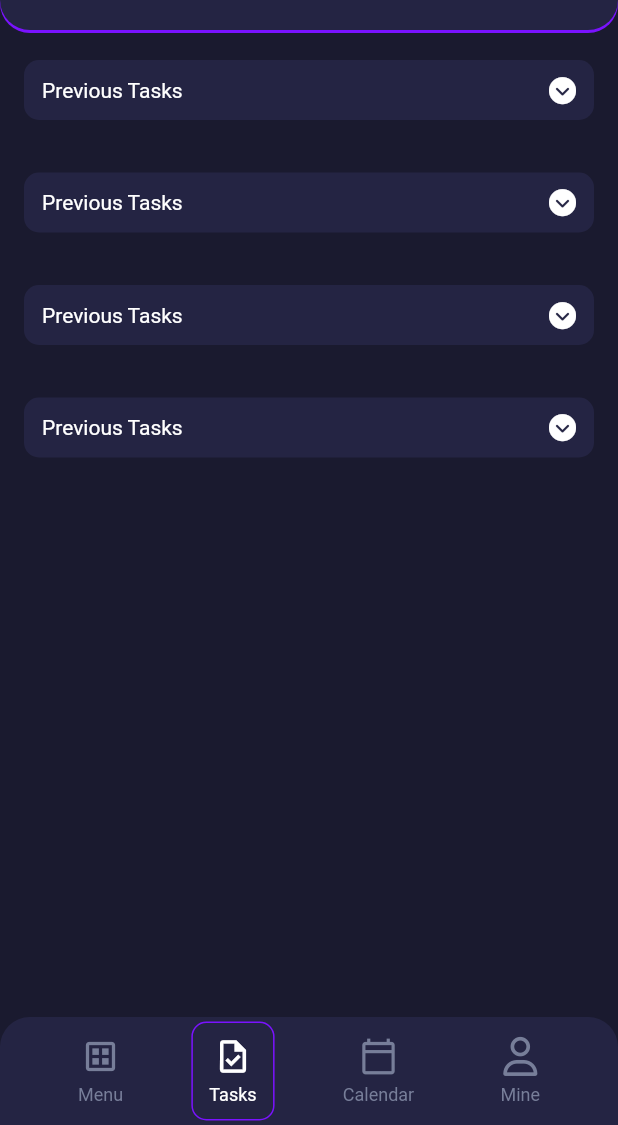
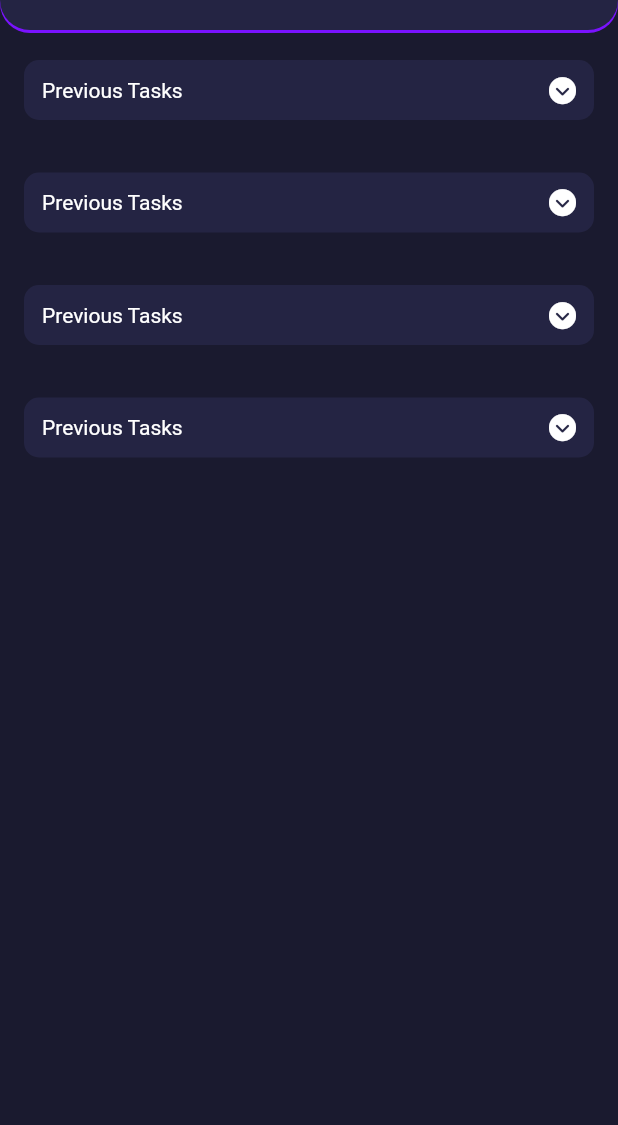
Before and after one commit to KarimHesham23/To-Do-List-Project, a Flutter app: the TasksView screen opened by its route, on a phone screen of 412 x 824 dp, the part 111-1236 px from its top. Run offline on Flutter 3.47's test engine with Material 2 defaults, Android fonts, the phone set to English and light mode, and no system bars; our stand-ins replace animated_text_kit, flutter_bloc, font_awesome_flutter, get_it, go_router, google_fonts and 2 more; accounts and stored records are empty.

Commit message:
finish bottombar and make page view

```diff
--- a/to_do_list_app/lib/core/utils/get_locator.dart
+++ b/to_do_list_app/lib/core/utils/get_locator.dart
@@ -1,3 +1,4 @@
+import 'package:flutter/material.dart';
 import 'package:get_it/get_it.dart';
 import 'package:shared_preferences/shared_preferences.dart';
 
@@ -8,4 +9,5 @@ setupLocator() async {
     final prefs = await SharedPreferences.getInstance();
     return prefs;
   });
+  getIt.registerSingleton<PageController>(PageController(initialPage: 1));
 }
--- a/to_do_list_app/lib/core/utils/routes.dart
+++ b/to_do_list_app/lib/core/utils/routes.dart
@@ -1,5 +1,6 @@
 import 'package:flutter/material.dart';
 import 'package:go_router/go_router.dart';
+import 'package:to_do_list_app/features/home/presentation/views/home_view.dart';
 import 'package:to_do_list_app/features/splash/presentation/views/splash_view.dart';
 import 'package:to_do_list_app/features/start/presentation/views/start_view.dart';
 import 'package:to_do_list_app/features/tasks/presentation/views/tasks_view.dart';
@@ -8,6 +9,7 @@ abstract class AppRoute {
   static const kSplashView = "/";
   static const kStartView = "/start_view";
   static const kTaskView = "/task_view";
+  static const kHomeView = "/home_view";
   static final router = GoRouter(
     routes: [
       GoRoute(
@@ -29,6 +31,13 @@ abstract class AppRoute {
           return customAnimationRoute(state, const TasksView(), 1000);
         },
       ),
+      GoRoute(
+        name: HomeView.id,
+        path: kHomeView,
+        pageBuilder: (context, state) {
+          return customAnimationRoute(state, const HomeView(), 500);
+        },
+      ),
     ],
   );
   static CustomTransitionPage<void> customAnimationRoute(
--- a/to_do_list_app/lib/core/widgets/custom_bottom_bar.dart
+++ /dev/null
@@ -1,28 +0,0 @@
-import 'package:flutter/material.dart';
-import 'package:to_do_list_app/constants.dart';
-import 'package:to_do_list_app/core/widgets/custom_bottom_bar_body.dart';
-
-class CustomBottomBar extends StatelessWidget {
-  const CustomBottomBar({super.key, required this.viewName});
-  final String viewName;
-
-  @override
-  Widget build(BuildContext context) {
-    return Container(
-      height: 72,
-      decoration: const BoxDecoration(
-        color: kSecondaryColor,
-        borderRadius: BorderRadius.only(
-          topLeft: Radius.circular(20),
-          topRight: Radius.circular(20),
-        ),
-      ),
-      child: Padding(
-        padding: const EdgeInsets.symmetric(horizontal: 40),
-        child: CustomBottomBarBody(
-          viewName: viewName,
-        ),
-      ),
-    );
-  }
-}
--- a/to_do_list_app/lib/core/widgets/custom_bottom_bar_item.dart
+++ /dev/null
@@ -1,49 +0,0 @@
-import 'package:flutter/material.dart';
-import 'package:to_do_list_app/constants.dart';
-import 'package:to_do_list_app/core/utils/styles.dart';
-
-class CustomBottpmBarItem extends StatelessWidget {
-  const CustomBottpmBarItem(
-      {super.key,
-      required this.icon,
-      required this.itemName,
-      required this.active});
-  final IconData icon;
-  final String itemName;
-  final bool active;
-
-  @override
-  Widget build(BuildContext context) {
-    return Container(
-      decoration: BoxDecoration(
-          borderRadius: BorderRadius.circular(10),
-          border: Border.all(
-            color: active ? kSpecialColor : Colors.transparent,
-          )),
-      child: Padding(
-        padding: const EdgeInsets.symmetric(
-          vertical: 9,
-          horizontal: 11,
-        ),
-        child: Column(
-          mainAxisSize: MainAxisSize.min,
-          children: [
-            Icon(
-              icon,
-              size: 26,
-              color: active ? Colors.white : const Color(0xff777E99),
-            ),
-            const SizedBox(
-              height: 6,
-            ),
-            Text(
-              itemName,
-              style: Styles.styleText12.copyWith(
-                  color: active ? Colors.white : const Color(0xff777E99)),
-            ),
-          ],
-        ),
-      ),
-    );
-  }
-}
--- /dev/null
+++ b/to_do_list_app/lib/features/home/presentation/manger/view_cubit/views_cubit.dart
@@ -0,0 +1,23 @@
+import 'package:flutter/material.dart';
+import 'package:flutter_bloc/flutter_bloc.dart';
+import 'package:to_do_list_app/features/home/presentation/manger/view_cubit/views_state.dart';
+
+class ViewsCubit extends Cubit<ViewsState> {
+  ViewsCubit({required this.pageController})
+      : super(ViewsState(currentPage: 1));
+  final PageController pageController;
+
+  void goToTab(int page) {
+    pageController.jumpToPage(page);
+    emit(ViewsState(currentPage: page));
+  }
+
+  void animateToTab(int page) {
+    pageController.animateToPage(
+      page,
+      duration: const Duration(milliseconds: 300),
+      curve: Curves.ease,
+    );
+    emit(ViewsState(currentPage: page));
+  }
+}
--- /dev/null
+++ b/to_do_list_app/lib/features/home/presentation/manger/view_cubit/views_state.dart
@@ -0,0 +1,5 @@
+final class ViewsState {
+  final int currentPage;
+
+  ViewsState({required this.currentPage});
+}
--- a/to_do_list_app/lib/core/widgets/custom_bottom_bar_body.dart
+++ b/to_do_list_app/lib/features/home/presentation/views/widgets/custom_bottom_bar_body.dart
@@ -1,32 +1,40 @@
 import 'package:flutter/material.dart';
 import 'package:font_awesome_flutter/font_awesome_flutter.dart';
-import 'package:to_do_list_app/core/widgets/custom_bottom_bar_item.dart';
+import 'package:to_do_list_app/features/home/presentation/views/widgets/custom_bottom_bar_item.dart';
 
 class CustomBottomBarBody extends StatelessWidget {
-  const CustomBottomBarBody({super.key, required this.viewName});
-  final String viewName;
+  const CustomBottomBarBody({
+    super.key,
+    required this.currentIndex,
+  });
+  final int currentIndex;
+
   @override
   Widget build(BuildContext context) {
     return Row(
       mainAxisAlignment: MainAxisAlignment.spaceBetween,
       children: [
         CustomBottpmBarItem(
-          active: viewName == "Menu",
+          viewNumber: 0,
+          active: currentIndex == 0,
           icon: Icons.dataset_outlined,
           itemName: "Menu",
         ),
         CustomBottpmBarItem(
-          active: viewName == "Tasks",
+          viewNumber: 1,
+          active: currentIndex == 1,
           icon: Icons.task_outlined,
           itemName: "Tasks",
         ),
         CustomBottpmBarItem(
-          active: viewName == "Calendar",
+          viewNumber: 2,
+          active: currentIndex == 2,
           icon: Icons.calendar_today_outlined,
           itemName: "Calendar",
         ),
         CustomBottpmBarItem(
-          active: viewName == "Mine",
+          viewNumber: 3,
+          active: currentIndex == 3,
           icon: FontAwesomeIcons.user,
           itemName: "Mine",
         ),
--- a/to_do_list_app/lib/features/splash/presentation/views/widgets/splash_view_body.dart
+++ b/to_do_list_app/lib/features/splash/presentation/views/widgets/splash_view_body.dart
@@ -5,8 +5,8 @@ import 'package:to_do_list_app/constants.dart';
 import 'package:to_do_list_app/core/utils/assets.dart';
 import 'package:to_do_list_app/core/utils/get_locator.dart';
 import 'package:to_do_list_app/core/utils/styles.dart';
+import 'package:to_do_list_app/features/home/presentation/views/home_view.dart';
 import 'package:to_do_list_app/features/start/presentation/views/start_view.dart';
-import 'package:to_do_list_app/features/tasks/presentation/views/tasks_view.dart';
 
 class SplashViewBody extends StatefulWidget {
   const SplashViewBody({Key? key}) : super(key: key);
@@ -94,7 +94,7 @@ class _SplashViewBodyState extends State<SplashViewBody>
       if (getIt.get<SharedPreferences>().getString(kUserName) == null) {
         context.goNamed(StartView.id);
       } else {
-        context.goNamed(TasksView.id);
+        context.goNamed(HomeView.id);
       }
     });
   }
--- a/to_do_list_app/lib/features/start/presentation/views/widgets/sign_in_form.dart
+++ b/to_do_list_app/lib/features/start/presentation/views/widgets/sign_in_form.dart
@@ -7,10 +7,10 @@ import 'package:to_do_list_app/core/utils/get_locator.dart';
 import 'package:to_do_list_app/core/utils/styles.dart';
 import 'package:to_do_list_app/core/widgets/custom_text_form_filed.dart';
 import 'package:font_awesome_flutter/font_awesome_flutter.dart';
+import 'package:to_do_list_app/features/home/presentation/views/home_view.dart';
 import 'package:to_do_list_app/features/start/presentation/views/widgets/animation_text.dart';
 import 'package:to_do_list_app/features/start/presentation/views/widgets/icons_list_view.dart';
 import 'package:to_do_list_app/features/start/presentation/views/widgets/sgin_in_button.dart';
-import 'package:to_do_list_app/features/tasks/presentation/views/tasks_view.dart';
 
 class SginInForm extends StatefulWidget {
   const SginInForm({super.key});
@@ -85,7 +85,7 @@ class _SginInFormState extends State<SginInForm> {
       getIt.get<SharedPreferences>().setString(kUserName, userName!);
       AssetsApp.userIcon =
           "assets/memojis/Rectangle-${getIt.get<SharedPreferences>().getInt(knumberIcon)}.png";
-      context.goNamed(TasksView.id);
+      context.goNamed(HomeView.id);
     } else {
       setState(
         () {
--- a/to_do_list_app/lib/features/tasks/presentation/views/tasks_view.dart
+++ b/to_do_list_app/lib/features/tasks/presentation/views/tasks_view.dart
@@ -1,5 +1,4 @@
 import 'package:flutter/material.dart';
-import 'package:to_do_list_app/core/widgets/custom_bottom_bar.dart';
 import 'package:to_do_list_app/features/tasks/presentation/views/widgets/task_view_body.dart';
 
 class TasksView extends StatelessWidget {
@@ -10,9 +9,6 @@ class TasksView extends StatelessWidget {
   Widget build(BuildContext context) {
     return const Scaffold(
       body: TaskViewBody(),
-      bottomNavigationBar: CustomBottomBar(
-        viewName: "Tasks",
-      ),
     );
   }
 }
--- a/to_do_list_app/pubspec.yaml
+++ b/to_do_list_app/pubspec.yaml
@@ -28,6 +28,7 @@ environment:
 # the latest version available on pub.dev. To see which dependencies have newer
 # versions available, run `flutter pub outdated`.
 dependencies:
+  flutter_bloc: ^8.1.3
   animated_text_kit: ^4.2.2
   cupertino_icons: ^1.0.2
   flutter:
```
Also changed, not shown: to_do_list_app/lib/features/home/presentation/views/home_view.dart (added, +94 -0 lines), to_do_list_app/lib/features/home/presentation/views/widgets/custom_bottom_bar.dart (added, +34 -0 lines), to_do_list_app/lib/features/home/presentation/views/widgets/custom_bottom_bar_item.dart (added, +59 -0 lines), to_do_list_app/lib/main.dart (+12 -6 lines), to_do_list_app/pubspec.lock.
